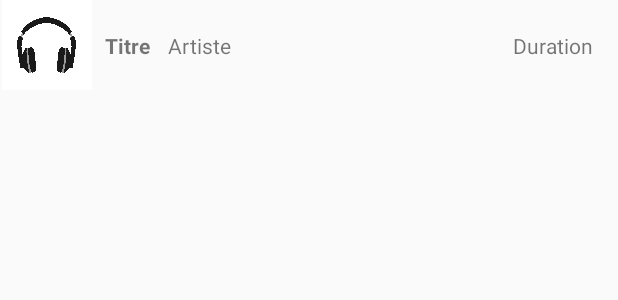
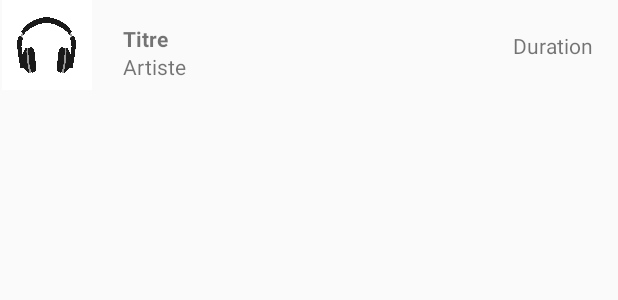
Before and after one commit to JonathanCrt/INFO_Android_Soundroid, an Android app: the layout song_row.xml on its own in the app's theme, with its tools: preview values and no code run, on a phone screen of 412 x 824 dp. Shown: the top 300 px of the screen. Run offline under Robolectric (Android 15) with nearby library versions, the phone set to English and light mode, and no system bars.

Commit message:
get song in mobile

```diff
--- a/Soundroid/app/src/main/java/fr/crt/dc/ngn/soundroid/adapter/SongAdapter.java
+++ b/Soundroid/app/src/main/java/fr/crt/dc/ngn/soundroid/adapter/SongAdapter.java
@@ -1,6 +1,7 @@
 package fr.crt.dc.ngn.soundroid.adapter;
 
 import android.content.Context;
+import android.util.Log;
 import android.view.LayoutInflater;
 import android.view.View;
 import android.view.ViewGroup;
@@ -25,8 +26,9 @@ public class SongAdapter extends BaseAdapter {
     private LayoutInflater songInflater;
 
 
-    public SongAdapter(Context context, ArrayList listSongs){
-        this.playlist.setSongList(listSongs);
+    public SongAdapter(Context context, Playlist playlist){
+       // Log.i("LOG", "SONG ADAPTER size = " + listSongs.size());
+        this.playlist = playlist;
         this.songInflater = LayoutInflater.from(context);
     }
 
--- a/Soundroid/app/src/main/java/fr/crt/dc/ngn/soundroid/model/Playlist.java
+++ b/Soundroid/app/src/main/java/fr/crt/dc/ngn/soundroid/model/Playlist.java
@@ -1,4 +1,6 @@
 package fr.crt.dc.ngn.soundroid.model;
+
+import android.util.Log;
 
 import java.util.ArrayList;
 
@@ -40,6 +42,7 @@ public class Playlist {
     }
 
     public void setSongList(ArrayList<Song> songList) {
+        Log.i("LOG", "PLAYLIST size = " + songList.size());
         this.songList = songList;
     }
 
--- a/Soundroid/app/src/main/res/layout/song_row.xml
+++ b/Soundroid/app/src/main/res/layout/song_row.xml
@@ -29,10 +29,10 @@
         android:text="@string/artiste"
         app:layout_constraintBottom_toBottomOf="parent"
         app:layout_constraintEnd_toEndOf="parent"
-        app:layout_constraintHorizontal_bias="0.162"
+        app:layout_constraintHorizontal_bias="0.065"
         app:layout_constraintStart_toEndOf="@+id/iv_artwork"
         app:layout_constraintTop_toTopOf="parent"
-        app:layout_constraintVertical_bias="0.512" />
+        app:layout_constraintVertical_bias="0.853" />
 
     <ImageView
         android:id="@+id/iv_artwork"
@@ -55,8 +55,8 @@
         android:textStyle="bold"
         app:layout_constraintBottom_toBottomOf="parent"
         app:layout_constraintEnd_toEndOf="parent"
-        app:layout_constraintHorizontal_bias="0.024"
+        app:layout_constraintHorizontal_bias="0.062"
         app:layout_constraintStart_toEndOf="@+id/iv_artwork"
         app:layout_constraintTop_toTopOf="parent"
-        app:layout_constraintVertical_bias="0.512" />
+        app:layout_constraintVertical_bias="0.39" />
 </androidx.constraintlayout.widget.ConstraintLayout>
```
Also changed, not shown: Soundroid/app/src/main/java/fr/crt/dc/ngn/soundroid/fragment/AllTracksFragment.java (+39 -7 lines).
